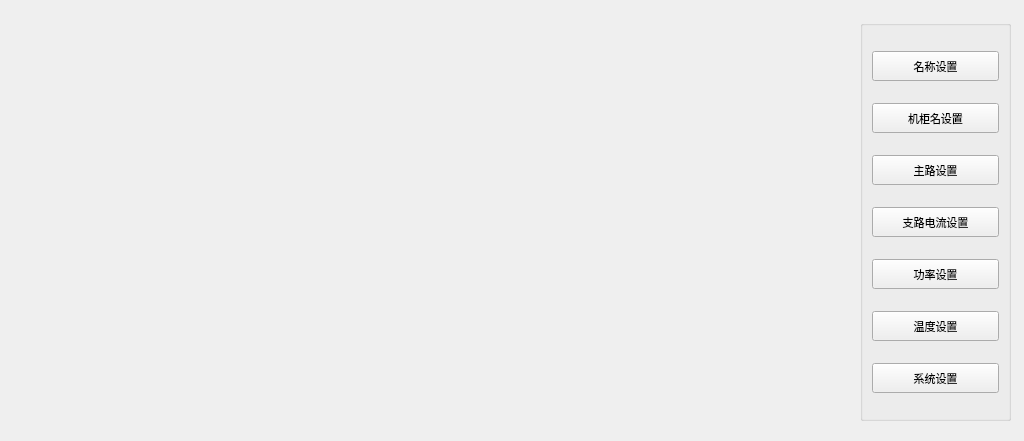
The window that setting/setmainwid.ui (ChinaClever/BusBar-Qt) describes before a commit, drawn with Qt 5.
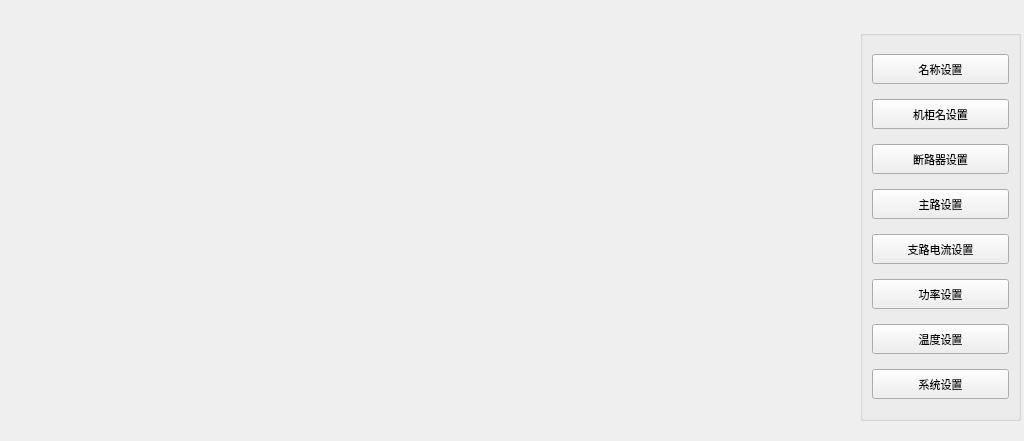
The same window after the commit.

Commit message: 添加备用断路器断开断路器不上传告警

The edit to the form file:
```diff
--- a/setting/setmainwid.ui
+++ b/setting/setmainwid.ui
@@ -40,9 +40,9 @@
    <property name="geometry">
     <rect>
      <x>860</x>
-     <y>20</y>
-     <width>151</width>
-     <height>401</height>
+     <y>30</y>
+     <width>161</width>
+     <height>391</height>
     </rect>
    </property>
    <property name="font">
@@ -114,6 +114,30 @@
       </property>
      </widget>
     </item>
+    <item>
+     <widget class="QPushButton" name="breakerBtn">
+      <property name="maximumSize">
+       <size>
+        <width>16777215</width>
+        <height>30</height>
+       </size>
+      </property>
+      <property name="font">
+       <font>
+        <family>&quot;Ubuntu&quot;</family>
+        <pointsize>8</pointsize>
+        <italic>false</italic>
+        <bold>false</bold>
+       </font>
+      </property>
+      <property name="styleSheet">
+       <string notr="true"/>
+      </property>
+      <property name="text">
+       <string>断路器设置</string>
+      </property>
+     </widget>
+    </item>
     <item>
      <widget class="QPushButton" name="lineBtn">
       <property name="maximumSize">
```
The commit also changes 15 other files.
